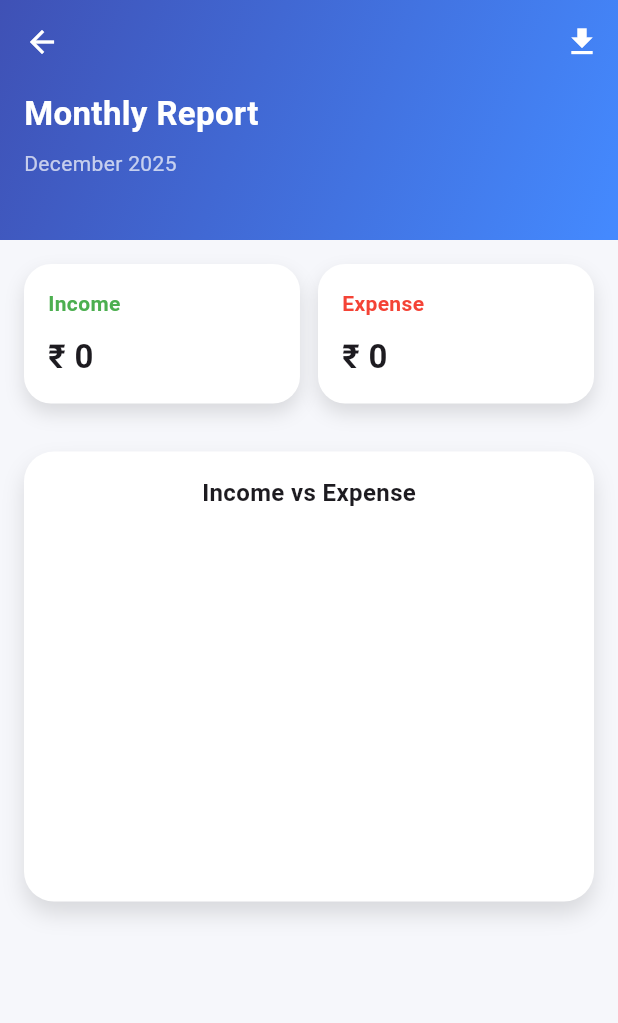
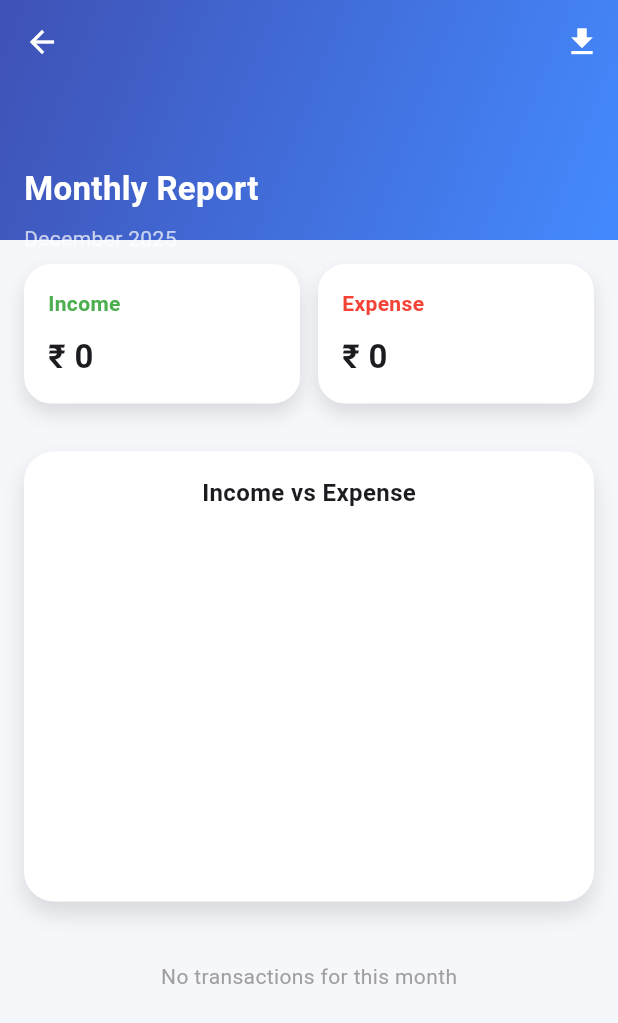
Before and after one commit to souvik-blade/office-expense-tracker, a Flutter app: the ReportScreen screen opened directly, after a tap on the "download" icon, on a phone screen of 412 x 824 dp. Shown: the top 1023 px of the screen. Run offline on Flutter 3.47's test engine with Material 3 defaults, Android fonts, the light colour scheme and no system bars; drawn by our look-alikes of fl_chart; our stand-ins replace hive, hive_flutter, open_file, sqflite; missing offline and left inert: excel; accounts and stored records are empty.

Commit message:
fixed and exceled

```diff
--- a/lib/db/db_helper.dart
+++ b/lib/db/db_helper.dart
@@ -14,6 +14,8 @@ class DBHelper {
     return _database!;
   }
 
+
+
   Future<Database> _initDB() async {
     final path = join(await getDatabasesPath(), 'office_expense.db');
     return openDatabase(
@@ -28,6 +30,7 @@ class DBHelper {
   isIncome INTEGER,
   date TEXT
 )
+
         ''');
       },
     );
--- a/lib/models/expense_model.dart
+++ b/lib/models/expense_model.dart
@@ -5,21 +5,47 @@ part 'expense_model.g.dart';
 @HiveType(typeId: 0)
 class ExpenseModel extends HiveObject {
   @HiveField(0)
+  int? id;
+
+  @HiveField(1)
   String title;
 
-  @HiveField(1)
+  @HiveField(2)
   double amount;
 
-  @HiveField(2)
-  String type; // income / expense
+  @HiveField(3)
+  bool isIncome;
 
-  @HiveField(3)
+  @HiveField(4)
   DateTime date;
 
   ExpenseModel({
+    this.id,
     required this.title,
     required this.amount,
-    required this.type,
+    required this.isIncome,
     required this.date,
   });
+
+  /// 👉 For Sqflite INSERT
+  Map<String, dynamic> toMap() {
+    return {
+      'id': id,
+      'title': title,
+      'amount': amount,
+      'isIncome': isIncome ? 1 : 0,
+      'date': date.toIso8601String(),
+    };
+  }
+
+  /// 👉 From Sqflite READ
+  factory ExpenseModel.fromMap(Map<String, dynamic> map) {
+    return ExpenseModel(
+      id: map['id'],
+      title: map['title'],
+      amount: map['amount'],
+      isIncome: map['isIncome'] == 1,
+      date: DateTime.parse(map['date']),
+    );
+  }
 }
--- a/lib/screens/report_screen.dart
+++ b/lib/screens/report_screen.dart
@@ -1,8 +1,7 @@
 import 'package:flutter/material.dart';
 import 'package:fl_chart/fl_chart.dart';
-import 'package:hive/hive.dart';
+import 'package:hive_flutter/hive_flutter.dart';
 import 'package:intl/intl.dart';
-
 import '../models/expense_model.dart';
 import '../utils/excel_export.dart';
 
@@ -15,17 +14,17 @@ class ReportScreen extends StatelessWidget {
   Widget build(BuildContext context) {
     final now = DateTime.now();
 
-    final monthlyData = box.values.where(
-      (e) => e.date.year == now.year && e.date.month == now.month,
-    );
+    final monthlyData = box.values
+        .where((e) => e.date.year == now.year && e.date.month == now.month)
+        .toList();
 
     final income = monthlyData
-        .where((e) => e.type == 'income')
-        .fold<double>(0, (s, e) => s + e.amount);
+        .where((e) => e.isIncome)
+        .fold<double>(0, (sum, e) => sum + e.amount);
 
     final expense = monthlyData
-        .where((e) => e.type == 'expense')
-        .fold<double>(0, (s, e) => s + e.amount);
+        .where((e) => !e.isIncome)
+        .fold<double>(0, (sum, e) => sum + e.amount);
 
     final total = income + expense;
 
@@ -36,6 +35,7 @@ class ReportScreen extends StatelessWidget {
           _header(context),
           _summary(income, expense),
           _chart(income, expense, total),
+          _table(monthlyData),
         ],
       ),
     );
@@ -69,7 +69,7 @@ class ReportScreen extends StatelessWidget {
           ),
         ),
         child: Padding(
-          padding: const EdgeInsets.only(top: 60, left: 16, right: 16),
+          padding: const EdgeInsets.only(top: 110, left: 16, right: 16),
           child: Column(
             crossAxisAlignment: CrossAxisAlignment.start,
             children: [
@@ -192,7 +192,9 @@ class ReportScreen extends StatelessWidget {
   }
 
   PieChartSectionData _section(double value, double total, Color color) {
-    final percent = total == 0 ? 0 : ((value / total) * 100).toStringAsFixed(1);
+    final percent = total == 0
+        ? '0'
+        : ((value / total) * 100).toStringAsFixed(1);
 
     return PieChartSectionData(
       value: value,
@@ -206,3 +208,122 @@ class ReportScreen extends StatelessWidget {
     );
   }
 }
+
+// ================= TABLE =================
+SliverToBoxAdapter _table(List<ExpenseModel> data) {
+  if (data.isEmpty) {
+    return const SliverToBoxAdapter(
+      child: Padding(
+        padding: EdgeInsets.all(24),
+        child: Center(
+          child: Text(
+            "No transactions for this month",
+            style: TextStyle(color: Colors.grey),
+          ),
+        ),
+      ),
+    );
+  }
+
+  return SliverToBoxAdapter(
+    child: Padding(
+      padding: const EdgeInsets.fromLTRB(16, 0, 16, 24),
+      child: Column(
+        crossAxisAlignment: CrossAxisAlignment.start,
+        children: [
+          const Text(
+            "Transactions",
+            style: TextStyle(fontSize: 18, fontWeight: FontWeight.bold),
+          ),
+          const SizedBox(height: 12),
+
+          // ===== Header =====
+          Container(
+            padding: const EdgeInsets.symmetric(vertical: 10, horizontal: 12),
+            decoration: BoxDecoration(
+              color: Colors.grey.shade200,
+              borderRadius: BorderRadius.circular(10),
+            ),
+            child: Row(
+              children: const [
+                Expanded(flex: 2, child: Text("Date", style: _headerStyle)),
+                Expanded(flex: 3, child: Text("Title", style: _headerStyle)),
+                Expanded(flex: 2, child: Text("Type", style: _headerStyle)),
+                Expanded(
+                  flex: 2,
+                  child: Text(
+                    "Amount",
+                    style: _headerStyle,
+                    textAlign: TextAlign.end,
+                  ),
+                ),
+              ],
+            ),
+          ),
+
+          const SizedBox(height: 8),
+
+          // ===== Rows =====
+          ...data.map((e) {
+            final isIncome = e.isIncome;
+            final color = isIncome ? Colors.green : Colors.red;
+
+            return Container(
+              margin: const EdgeInsets.only(bottom: 8),
+              padding: const EdgeInsets.symmetric(vertical: 12, horizontal: 12),
+              decoration: BoxDecoration(
+                color: Colors.white,
+                borderRadius: BorderRadius.circular(10),
+                boxShadow: const [
+                  BoxShadow(
+                    blurRadius: 6,
+                    color: Colors.black12,
+                    offset: Offset(0, 3),
+                  ),
+                ],
+              ),
+              child: Row(
+                children: [
+                  Expanded(
+                    flex: 2,
+                    child: Text(DateFormat('dd MMM').format(e.date)),
+                  ),
+                  Expanded(
+                    flex: 3,
+                    child: Text(e.title, overflow: TextOverflow.ellipsis),
+                  ),
+                  Expanded(
+                    flex: 2,
+                    child: Text(
+                      isIncome ? "Income" : "Expense",
+                      style: TextStyle(
+                        color: color,
+                        fontWeight: FontWeight.w600,
+                      ),
+                    ),
+                  ),
+                  Expanded(
+                    flex: 2,
+                    child: Text(
+                      "₹ ${e.amount.toStringAsFixed(0)}",
+                      textAlign: TextAlign.end,
+                      style: TextStyle(
+                        color: color,
+                        fontWeight: FontWeight.bold,
+                      ),
+                    ),
+                  ),
+                ],
+              ),
+            );
+          }),
+        ],
+      ),
+    ),
+  );
+}
+
+const _headerStyle = TextStyle(
+  fontWeight: FontWeight.w600,
+  color: Colors.black54,
+);
--- a/lib/utils/excel_export.dart
+++ b/lib/utils/excel_export.dart
@@ -1,6 +1,6 @@
 import 'dart:io';
 import 'package:excel/excel.dart';
-import 'package:hive/hive.dart';
+import 'package:hive_flutter/hive_flutter.dart';
 import 'package:intl/intl.dart';
 import 'package:path_provider/path_provider.dart';
 import 'package:open_file/open_file.dart';
@@ -17,10 +17,9 @@ class ExcelExport {
     // ================= HEADER =================
     final headers = ['Date', 'Month', 'Title', 'Type', 'Amount'];
     for (int col = 0; col < headers.length; col++) {
-      final cell = sheet.cell(
-        CellIndex.indexByColumnRow(columnIndex: col, rowIndex: 0),
-      );
-      cell.value = headers[col] as dynamic;
+      sheet
+          .cell(CellIndex.indexByColumnRow(columnIndex: col, rowIndex: 0))
+          .value = TextCellValue(headers[col]);
     }
 
     // ================= SORT DATA =================
@@ -31,35 +30,29 @@ class ExcelExport {
     int rowIndex = 1;
     for (final e in allData) {
       sheet
-              .cell(
-                CellIndex.indexByColumnRow(columnIndex: 0, rowIndex: rowIndex),
-              )
-              .value =
-          DateFormat('dd-MM-yyyy').format(e.date) as dynamic;
+          .cell(CellIndex.indexByColumnRow(columnIndex: 0, rowIndex: rowIndex))
+          .value =
+          TextCellValue(DateFormat('dd-MM-yyyy').format(e.date));
+
       sheet
-              .cell(
-                CellIndex.indexByColumnRow(columnIndex: 1, rowIndex: rowIndex),
-              )
-              .value =
-          DateFormat('MMMM yyyy').format(e.date) as dynamic;
+          .cell(CellIndex.indexByColumnRow(columnIndex: 1, rowIndex: rowIndex))
+          .value =
+          TextCellValue(DateFormat('MMMM yyyy').format(e.date));
+
       sheet
-              .cell(
-                CellIndex.indexByColumnRow(columnIndex: 2, rowIndex: rowIndex),
-              )
-              .value =
-          e.title as dynamic;
+          .cell(CellIndex.indexByColumnRow(columnIndex: 2, rowIndex: rowIndex))
+          .value = TextCellValue(e.title);
+
       sheet
-              .cell(
-                CellIndex.indexByColumnRow(columnIndex: 3, rowIndex: rowIndex),
-              )
-              .value =
-          e.type.toUpperCase() as dynamic;
+          .cell(CellIndex.indexByColumnRow(columnIndex: 3, rowIndex: rowIndex))
+          .value = TextCellValue(
+            e.isIncome ? 'INCOME' : 'EXPENSE',
+          );
+
       sheet
-              .cell(
-                CellIndex.indexByColumnRow(columnIndex: 4, rowIndex: rowIndex),
-              )
-              .value =
-          e.amount as dynamic;
+          .cell(CellIndex.indexByColumnRow(columnIndex: 4, rowIndex: rowIndex))
+          .value = DoubleCellValue(e.amount);
+
       rowIndex++;
     }
 
@@ -68,6 +61,7 @@ class ExcelExport {
     final fileName =
         'Office_Expense_Full_Data_${DateFormat('yyyyMMdd_HHmm').format(DateTime.now())}.xlsx';
     final file = File('${dir.path}/$fileName');
+
     await file.writeAsBytes(excel.encode()!);
 
     // ================= OPEN FILE =================
--- a/pubspec.yaml
+++ b/pubspec.yaml
@@ -39,9 +39,11 @@ dependencies:
   hive_flutter: ^1.1.0
   intl: ^0.19.0
   fl_chart: ^0.66.0
-  excel: ^4.0.2
   path_provider: ^2.1.2
   open_file: ^3.3.2
+  sqflite: ^2.4.2
+  path: ^1.9.1
+  excel: ^4.0.6
 
 dev_dependencies:
   flutter_test:
```
Also changed, not shown: lib/screens/add_expense_screen.dart (+17 -13 lines), lib/screens/home_screen.dart (+49 -38 lines), lib/models/expense_model.g.dart, pubspec.lock, 12 other files. Lines whose indentation alone changed are shown as unchanged.
